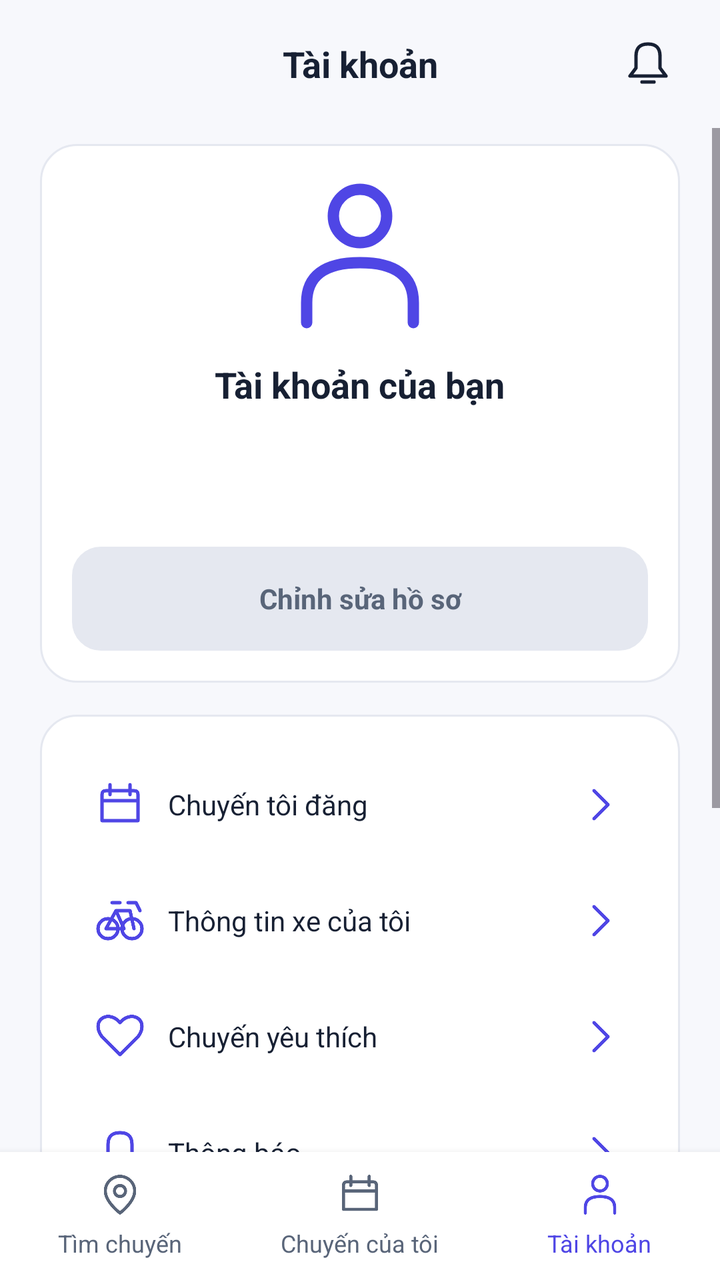
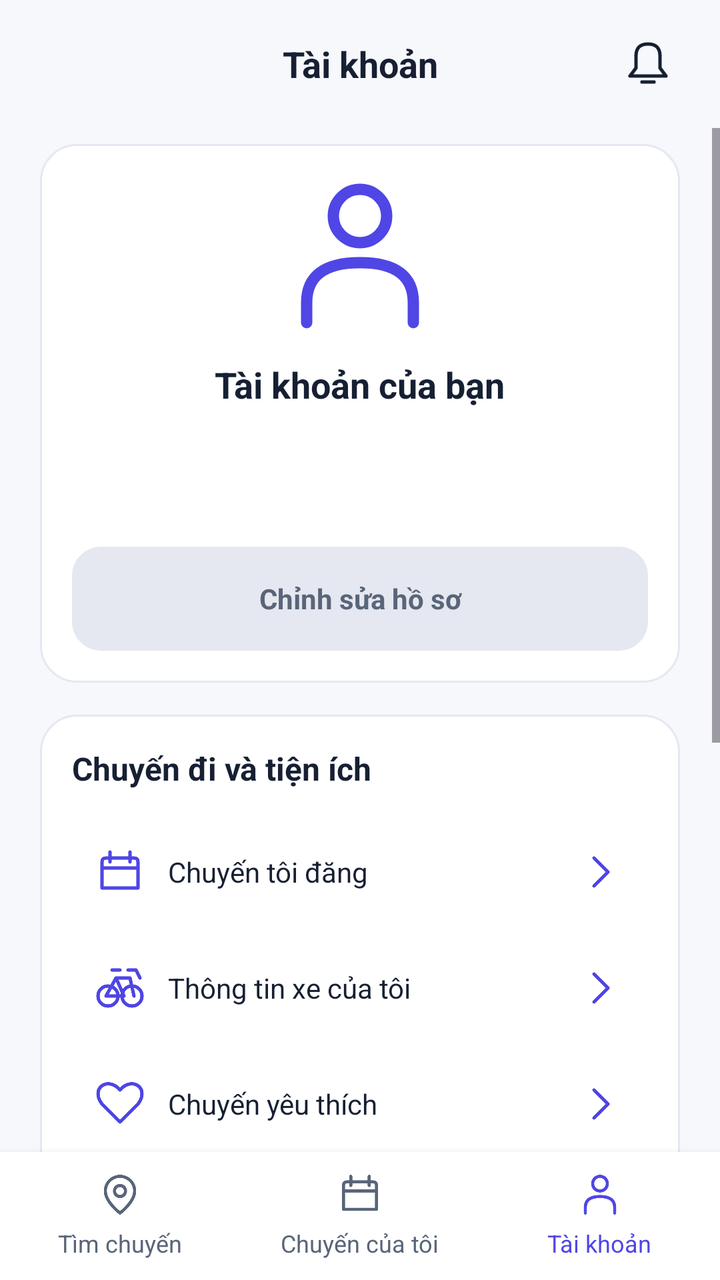

Two renders of the same Android screen: before a commit and after it. Below are the layout's source before the change and the commit's diff.
<!-- AndroidManifest.xml: application theme Theme.GrabShare -->
<!-- res/layout/screen_account.xml -->
<?xml version="1.0" encoding="utf-8"?>
<LinearLayout
    xmlns:android="http://schemas.android.com/apk/res/android"
    android:layout_width="match_parent"
    android:layout_height="match_parent"
    android:orientation="vertical"
    android:background="@color/background">
    <FrameLayout
        android:id="@+id/header"
        android:layout_width="match_parent"
        android:layout_height="64dp"
        android:paddingHorizontal="12dp"
        android:visibility="visible">
        <ImageButton
            android:id="@+id/header_back"
            style="@style/IconButton"
            android:layout_gravity="center_vertical|start"
            android:src="@drawable/ic_back"
            android:contentDescription="Quay lại"
            android:visibility="invisible"
            android:clickable="false"
            android:focusable="false" />
        <TextView
            android:id="@+id/header_title"
            style="@style/Subtitle"
            android:layout_width="match_parent"
            android:layout_height="match_parent"
            android:layout_marginHorizontal="52dp"
            android:layout_marginBottom="0dp"
            android:gravity="center"
            android:text="Tài khoản" />
        <ImageButton
            android:id="@+id/header_action"
            style="@style/IconButton"
            android:layout_gravity="center_vertical|end"
            android:src="@drawable/ic_bell"
            android:contentDescription="Thông báo"
            android:visibility="visible"
            android:clickable="false"
            android:focusable="false" />
    </FrameLayout>
    <TextView
        android:id="@+id/logout_status"
        android:layout_width="match_parent"
        android:layout_height="wrap_content"
        android:paddingHorizontal="20dp"
        android:paddingVertical="12dp"
        android:textSize="14sp"
        android:textColor="@color/primary"
        android:accessibilityLiveRegion="polite"
        android:visibility="gone" />
    <ScrollView
        android:id="@+id/account_scroll"
        android:layout_width="match_parent"
        android:layout_height="0dp"
        android:fillViewport="true"
        android:clipToPadding="false"
        android:layout_weight="1">
        <LinearLayout
            android:layout_width="match_parent"
            android:layout_height="wrap_content"
            android:orientation="vertical"
            android:paddingHorizontal="20dp"
            android:paddingTop="8dp"
            android:paddingBottom="24dp">
            <LinearLayout
                style="@style/Card">
                <LinearLayout
                    android:layout_width="match_parent"
                    android:layout_height="wrap_content"
                    android:orientation="vertical"
                    android:gravity="center">
                    <ImageView
                        android:id="@+id/profile_avatar"
                        android:layout_width="80dp"
                        android:layout_height="80dp"
                        android:src="@drawable/ic_user"
                        android:contentDescription="Biểu tượng tài khoản" />
                    <TextView
                        android:id="@+id/profile_name"
                        style="@style/Subtitle"
                        android:text="Tài khoản của bạn"
                        android:layout_marginTop="12dp" />
                    <TextView
                        android:id="@+id/profile_email"
                        style="@style/Caption"
                        android:layout_width="match_parent"
                        android:gravity="center" />
                    <TextView
                        android:id="@+id/profile_meta"
                        style="@style/Caption"
                        android:layout_width="match_parent"
                        android:gravity="center" />
                    <TextView
                        android:id="@+id/profile_vehicle_plate"
                        style="@style/Caption"
                        android:layout_width="match_parent"
                        android:gravity="center" />
                    <ProgressBar
                        android:id="@+id/account_profile_loading"
                        android:layout_width="32dp"
                        android:layout_height="32dp"
                        android:visibility="gone" />
                    <TextView
                        android:id="@+id/account_profile_status"
                        style="@style/Body"
                        android:layout_width="match_parent"
                        android:accessibilityLiveRegion="polite"
                        android:visibility="gone" />
                    <androidx.appcompat.widget.AppCompatButton
                        android:id="@+id/account_profile_retry"
                        style="@style/ButtonSecondary"
                        android:text="@string/profile_retry"
                        android:visibility="gone" />
                    <androidx.appcompat.widget.AppCompatButton
                        android:id="@+id/edit_profile"
                        style="@style/ButtonSecondary"
                        android:text="@string/profile_edit_action"
                        android:enabled="false" />
                </LinearLayout>
            </LinearLayout>
            <LinearLayout
                style="@style/Card">
                <LinearLayout
                    android:layout_width="match_parent"
                    android:layout_height="wrap_content"
                    android:orientation="vertical"
                    android:id="@+id/account_menu">
                    <LinearLayout
                        android:id="@+id/account_driver_trips"
                        style="@style/Picker"
                        android:paddingHorizontal="12dp"
                        android:minHeight="58dp"
                        android:clickable="true"
                        android:focusable="true"
                        android:foreground="?attr/selectableItemBackground">
                        <ImageView
                            android:layout_width="24dp"
                            android:layout_height="24dp"
                            android:src="@drawable/ic_calendar"
                            android:importantForAccessibility="no" />
                        <TextView
                            style="@style/Body"
                            android:layout_width="0dp"
                            android:layout_weight="1"
                            android:layout_marginStart="12dp"
                            android:text="Chuyến tôi đăng" />
                        <ImageView
                            android:layout_width="24dp"
                            android:layout_height="24dp"
                            android:src="@drawable/ic_chevron"
                            android:importantForAccessibility="no" />
                    </LinearLayout>
                    <LinearLayout
                        android:id="@+id/account_vehicle"
                        style="@style/Picker"
                        android:paddingHorizontal="12dp"
                        android:minHeight="58dp"
                        android:clickable="true"
                        android:focusable="true"
                        android:foreground="?attr/selectableItemBackground">
                        <ImageView
                            android:id="@+id/menu_icon"
                            android:layout_width="24dp"
                            android:layout_height="24dp"
                            android:src="@drawable/ic_bike"
                            android:importantForAccessibility="no" />
                        <TextView
                            android:id="@+id/menu_label"
                            style="@style/Body"
                            android:text="Thông tin xe của tôi"
                            android:layout_width="0dp"
                            android:layout_weight="1"
                            android:layout_marginStart="12dp" />
                        <ImageView
                            android:layout_width="24dp"
                            android:layout_height="24dp"
                            android:src="@drawable/ic_chevron"
                            android:importantForAccessibility="no" />
                    </LinearLayout>
                    <LinearLayout
                        android:id="@+id/account_favorites"
                        style="@style/Picker"
                        android:paddingHorizontal="12dp"
                        android:minHeight="58dp"
                        android:clickable="true"
                        android:focusable="true"
                        android:foreground="?attr/selectableItemBackground">
                        <ImageView
                            android:id="@+id/menu_icon"
                            android:layout_width="24dp"
                            android:layout_height="24dp"
                            android:src="@drawable/ic_heart"
                            android:importantForAccessibility="no" />
                        <TextView
                            android:id="@+id/menu_label"
                            style="@style/Body"
                            android:text="Chuyến yêu thích"
                            android:layout_width="0dp"
                            android:layout_weight="1"
                            android:layout_marginStart="12dp" />
                        <ImageView
                            android:layout_width="24dp"
                            android:layout_height="24dp"
                            android:src="@drawable/ic_chevron"
                            android:importantForAccessibility="no" />
                    </LinearLayout>
                    <LinearLayout
                        android:id="@+id/account_notifications"
                        style="@style/Picker"
                        android:paddingHorizontal="12dp"
                        android:minHeight="58dp"
                        android:clickable="true"
                        android:focusable="true"
                        android:foreground="?attr/selectableItemBackground">
                        <ImageView
                            android:id="@+id/menu_icon"
                            android:layout_width="24dp"
                            android:layout_height="24dp"
                            android:src="@drawable/ic_bell"
                            android:importantForAccessibility="no" />
                        <TextView
                            android:id="@+id/menu_label"
                            style="@style/Body"
                            android:text="Thông báo"
                            android:layout_width="0dp"
                            android:layout_weight="1"
                            android:layout_marginStart="12dp" />
                        <ImageView
                            android:layout_width="24dp"
                            android:layout_height="24dp"
                            android:src="@drawable/ic_chevron"
                            android:importantForAccessibility="no" />
                    </LinearLayout>
                    <LinearLayout
                        android:id="@+id/account_help"
                        style="@style/Picker"
                        android:paddingHorizontal="12dp"
                        android:minHeight="58dp"
                        android:clickable="true"
                        android:focusable="true"
                        android:foreground="?attr/selectableItemBackground">
                        <ImageView
                            android:id="@+id/menu_icon"
                            android:layout_width="24dp"
                            android:layout_height="24dp"
                            android:src="@drawable/ic_info"
                            android:importantForAccessibility="no" />
                        <TextView
                            android:id="@+id/menu_label"
                            style="@style/Body"
                            android:text="Trợ giúp"
                            android:layout_width="0dp"
                            android:layout_weight="1"
                            android:layout_marginStart="12dp" />
                        <ImageView
                            android:layout_width="24dp"
                            android:layout_height="24dp"
                            android:src="@drawable/ic_chevron"
                            android:importantForAccessibility="no" />
                    </LinearLayout>
                    <LinearLayout
                        android:id="@+id/account_terms"
                        style="@style/Picker"
                        android:paddingHorizontal="12dp"
                        android:minHeight="58dp"
                        android:clickable="true"
                        android:focusable="true"
                        android:foreground="?attr/selectableItemBackground">
                        <ImageView
                            android:layout_width="24dp"
                            android:layout_height="24dp"
                            android:src="@drawable/ic_info"
                            android:importantForAccessibility="no" />
                        <TextView
                            style="@style/Body"
                            android:text="@string/account_terms_title"
                            android:layout_width="0dp"
                            android:layout_weight="1"
                            android:layout_marginStart="12dp" />
                        <ImageView
                            android:layout_width="24dp"
                            android:layout_height="24dp"
                            android:src="@drawable/ic_chevron"
                            android:importantForAccessibility="no" />
                    </LinearLayout>
                    <LinearLayout
                        android:id="@+id/account_logout"
                        style="@style/Picker"
                        android:paddingHorizontal="12dp"
                        android:minHeight="58dp"
                        android:clickable="true"
                        android:focusable="true"
                        android:foreground="?attr/selectableItemBackground">
                        <ImageView
                            android:id="@+id/menu_icon"
                            android:layout_width="24dp"
                            android:layout_height="24dp"
                            android:src="@drawable/ic_logout"
                            android:importantForAccessibility="no" />
                        <TextView
                            android:id="@+id/menu_label"
                            style="@style/Body"
                            android:text="Đăng xuất"
                            android:layout_width="0dp"
                            android:layout_weight="1"
                            android:layout_marginStart="12dp" />
                        <ImageView
                            android:layout_width="24dp"
                            android:layout_height="24dp"
                            android:src="@drawable/ic_chevron"
                            android:importantForAccessibility="no" />
                    </LinearLayout>
                </LinearLayout>
            </LinearLayout>
        </LinearLayout>
    </ScrollView>
    <LinearLayout
        android:id="@+id/action_area"
        android:layout_width="match_parent"
        android:layout_height="wrap_content"
        android:orientation="vertical"
        android:paddingHorizontal="20dp"
        android:paddingTop="4dp"
        android:paddingBottom="12dp"
        android:background="@color/background"
        android:visibility="gone">
        <androidx.appcompat.widget.AppCompatButton
            android:id="@+id/primary_action"
            style="@style/ButtonPrimary"
            android:text="Tiếp tục"
            android:clickable="false"
            android:focusable="false" />
        <androidx.appcompat.widget.AppCompatButton
            android:id="@+id/secondary_action"
            style="@style/ButtonSecondary"
            android:text="Quay lại"
            android:clickable="false"
            android:focusable="false" />
    </LinearLayout>
    <LinearLayout
        android:id="@+id/bottom_nav"
        android:layout_width="match_parent"
        android:layout_height="wrap_content"
        android:orientation="horizontal"
        android:background="@color/white"
        android:elevation="6dp"
        android:visibility="visible">
        <LinearLayout
            android:id="@+id/nav_home"
            android:layout_width="0dp"
            android:layout_height="64dp"
            android:layout_weight="1"
            android:orientation="vertical"
            android:gravity="center"
            android:clickable="false"
            android:focusable="false"
            android:foreground="?attr/selectableItemBackground">
            <ImageView
                android:id="@+id/nav_home_icon"
                android:layout_width="22dp"
                android:layout_height="22dp"
                android:src="@drawable/ic_pin"
                android:importantForAccessibility="no"
                android:tint="@color/muted" />
            <TextView
                android:id="@+id/nav_home_label"
                style="@style/Caption"
                android:text="Tìm chuyến"
                android:layout_marginTop="5dp"
                android:layout_marginBottom="0dp"
                android:textColor="@color/muted" />
        </LinearLayout>
        <LinearLayout
            android:id="@+id/nav_trips"
            android:layout_width="0dp"
            android:layout_height="64dp"
            android:layout_weight="1"
            android:orientation="vertical"
            android:gravity="center"
            android:clickable="false"
            android:focusable="false"
            android:foreground="?attr/selectableItemBackground">
            <ImageView
                android:id="@+id/nav_trips_icon"
                android:layout_width="22dp"
                android:layout_height="22dp"
                android:src="@drawable/ic_calendar"
                android:importantForAccessibility="no"
                android:tint="@color/muted" />
            <TextView
                android:id="@+id/nav_trips_label"
                style="@style/Caption"
                android:text="Chuyến của tôi"
                android:layout_marginTop="5dp"
                android:layout_marginBottom="0dp"
                android:textColor="@color/muted" />
        </LinearLayout>
        <LinearLayout
            android:id="@+id/nav_account"
            android:layout_width="0dp"
            android:layout_height="64dp"
            android:layout_weight="1"
            android:orientation="vertical"
            android:gravity="center"
            android:clickable="false"
            android:focusable="false"
            android:foreground="?attr/selectableItemBackground">
            <ImageView
                android:id="@+id/nav_account_icon"
                android:layout_width="22dp"
                android:layout_height="22dp"
                android:src="@drawable/ic_user"
                android:importantForAccessibility="no"
                android:tint="@color/primary" />
            <TextView
                android:id="@+id/nav_account_label"
                style="@style/Caption"
                android:text="Tài khoản"
                android:layout_marginTop="5dp"
                android:layout_marginBottom="0dp"
                android:textColor="@color/primary" />
        </LinearLayout>
    </LinearLayout>
</LinearLayout>
<!-- resources referenced by this layout -->
<resources>
  <color name="background">#F7F8FC</color>
  <color name="muted">#596579</color>
  <color name="primary">#4F46E5</color>
  <color name="white">#FFFFFFFF</color>
  <string name="account_terms_title">Điều khoản sử dụng</string>
  <string name="profile_edit_action">Chỉnh sửa hồ sơ</string>
  <string name="profile_retry">Thử lại</string>
  <style name="Body">
          <item name="android:layout_width">wrap_content</item>
          <item name="android:layout_height">wrap_content</item>
          <item name="android:textColor">@color/ink</item>
          <item name="android:textSize">14sp</item>
          <item name="android:lineSpacingExtra">4dp</item>
      </style>
  <style name="ButtonSecondary" parent="ButtonPrimary">
          <item name="android:textColor">@color/button_secondary_text</item>
          <item name="android:background">@drawable/bg_button_outline</item>
      </style>
  <style name="Caption" parent="Body">
          <item name="android:textSize">12sp</item>
          <item name="android:textColor">@color/muted</item>
          <item name="android:layout_marginBottom">4dp</item>
      </style>
  <style name="Card">
          <item name="android:layout_width">match_parent</item>
          <item name="android:layout_height">wrap_content</item>
          <item name="android:orientation">vertical</item>
          <item name="android:background">@drawable/bg_card</item>
          <item name="android:padding">16dp</item>
          <item name="android:layout_marginBottom">16dp</item>
      </style>
  <style name="Picker" parent="Row">
          <item name="android:minHeight">60dp</item>
          <item name="android:layout_marginBottom">0dp</item>
          <item name="android:paddingVertical">8dp</item>
      </style>
  <style name="Subtitle" parent="BodyBold">
          <item name="android:textSize">18sp</item>
          <item name="android:layout_marginBottom">0dp</item>
      </style>
  <style name="Theme.GrabShare" parent="Base.Theme.GrabShare" />
  <color name="ink">#172033</color>
  <!-- drawable bg_card (drawable) -->
  <?xml version="1.0" encoding="utf-8"?>
  <shape xmlns:android="http://schemas.android.com/apk/res/android">
      <solid android:color="@color/white" />
      <corners android:radius="18dp" />
      <stroke android:width="1dp" android:color="@color/border" />
  </shape>
  <!-- drawable bg_icon_button (drawable) -->
  <?xml version="1.0" encoding="utf-8"?>
  <ripple xmlns:android="http://schemas.android.com/apk/res/android" android:color="@color/lavender">
      <item>
          <shape>
              <solid android:color="@android:color/transparent" />
              <corners android:radius="100dp" />
          </shape>
      </item>
  </ripple>
  <style name="Row">
          <item name="android:layout_width">match_parent</item>
          <item name="android:layout_height">wrap_content</item>
          <item name="android:orientation">horizontal</item>
          <item name="android:gravity">center_vertical</item>
          <item name="android:layout_marginBottom">10dp</item>
      </style>
  <style name="BodyBold" parent="Body">
          <item name="android:textStyle">bold</item>
      </style>
  <color name="disabled_background">#E5E8F0</color>
  <color name="primary_dark">#3730A3</color>
  <color name="border">#E5E8F0</color>
  <color name="lavender">#EEF0FF</color>
  <color name="coral">#F47C67</color>
  <!-- unchanged entries left out for length: 15 -->
</resources>

<!-- the commit's change to res/layout/screen_account.xml (unified diff, before → after) -->
@@ -43,12 +43,10 @@
         android:id="@+id/logout_status"
         android:layout_width="match_parent"
         android:layout_height="wrap_content"
-        android:paddingHorizontal="20dp"
-        android:paddingVertical="12dp"
-        android:textSize="14sp"
-        android:textColor="@color/primary"
         android:accessibilityLiveRegion="polite"
-        android:visibility="gone" />
+        android:visibility="gone"
+        style="@style/AccountFeedback"
+        android:layout_marginHorizontal="20dp" />
     <ScrollView
         android:id="@+id/account_scroll"
         android:layout_width="match_parent"
@@ -103,7 +101,7 @@
                         android:visibility="gone" />
                     <TextView
                         android:id="@+id/account_profile_status"
-                        style="@style/Body"
+                        style="@style/AccountFeedback"
                         android:layout_width="match_parent"
                         android:accessibilityLiveRegion="polite"
                         android:visibility="gone" />
@@ -126,6 +124,9 @@
                     android:layout_height="wrap_content"
                     android:orientation="vertical"
                     android:id="@+id/account_menu">
+                    <TextView
+                        style="@style/AccountSectionTitle"
+                        android:text="@string/leader_account_menu" />
                     <LinearLayout
                         android:id="@+id/account_driver_trips"
                         style="@style/Picker"
@@ -284,33 +285,37 @@
                             android:src="@drawable/ic_chevron"
                             android:importantForAccessibility="no" />
                     </LinearLayout>
-                    <LinearLayout
-                        android:id="@+id/account_logout"
-                        style="@style/Picker"
-                        android:paddingHorizontal="12dp"
-                        android:minHeight="58dp"
-                        android:clickable="true"
-                        android:focusable="true"
-                        android:foreground="?attr/selectableItemBackground">
-                        <ImageView
-                            android:id="@+id/menu_icon"
-                            android:layout_width="24dp"
-                            android:layout_height="24dp"
-                            android:src="@drawable/ic_logout"
-                            android:importantForAccessibility="no" />
-                        <TextView
-                            android:id="@+id/menu_label"
-                            style="@style/Body"
-                            android:text="Đăng xuất"
-                            android:layout_width="0dp"
-                            android:layout_weight="1"
-                            android:layout_marginStart="12dp" />
-                        <ImageView
-                            android:layout_width="24dp"
-                            android:layout_height="24dp"
-                            android:src="@drawable/ic_chevron"
-                            android:importantForAccessibility="no" />
-                    </LinearLayout>
+                </LinearLayout>
+            </LinearLayout>
+            <LinearLayout
+                style="@style/Card">
+                <LinearLayout
+                    android:id="@+id/account_logout"
+                    style="@style/Picker"
+                    android:paddingHorizontal="12dp"
+                    android:minHeight="58dp"
+                    android:clickable="true"
+                    android:focusable="true"
+                    android:foreground="?attr/selectableItemBackground">
+                    <ImageView
+                        android:id="@+id/menu_icon"
+                        android:layout_width="24dp"
+                        android:layout_height="24dp"
+                        android:src="@drawable/ic_logout"
+                        android:importantForAccessibility="no" />
+                    <TextView
+                        android:id="@+id/menu_label"
+                        style="@style/Body"
+                        android:text="Đăng xuất"
+                        android:layout_width="0dp"
+                        android:layout_weight="1"
+                        android:layout_marginStart="12dp"
+                        android:textColor="@color/feedback_error_text" />
+                    <ImageView
+                        android:layout_width="24dp"
+                        android:layout_height="24dp"
+                        android:src="@drawable/ic_chevron"
+                        android:importantForAccessibility="no" />
                 </LinearLayout>
             </LinearLayout>
         </LinearLayout>
<!-- resource entries referenced after the edit -->
@@ -1,12 +1,25 @@
 <!-- resources referenced by this layout -->
 <resources>
   <color name="background">#F7F8FC</color>
+  <color name="feedback_error_text">#9F1D2B</color>
   <color name="muted">#596579</color>
   <color name="primary">#4F46E5</color>
   <color name="white">#FFFFFFFF</color>
   <string name="account_terms_title">Điều khoản sử dụng</string>
+  <string name="leader_account_menu">Chuyến đi và tiện ích</string>
   <string name="profile_edit_action">Chỉnh sửa hồ sơ</string>
   <string name="profile_retry">Thử lại</string>
+  <style name="AccountFeedback" parent="Body">
+          <item name="android:layout_width">match_parent</item>
+          <item name="android:layout_marginTop">12dp</item>
+          <item name="android:padding">12dp</item>
+          <item name="android:accessibilityLiveRegion">polite</item>
+          <item name="android:visibility">gone</item>
+      </style>
+  <style name="AccountSectionTitle" parent="BodyBold">
+          <item name="android:layout_marginBottom">12dp</item>
+          <item name="android:textSize">16sp</item>
+      </style>
   <style name="Body">
           <item name="android:layout_width">wrap_content</item>
           <item name="android:layout_height">wrap_content</item>
